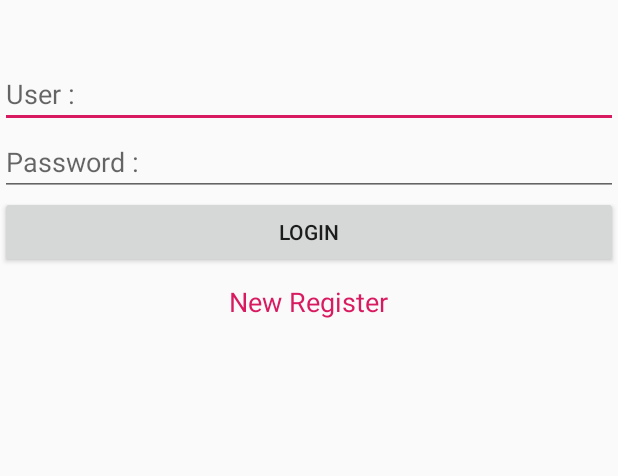
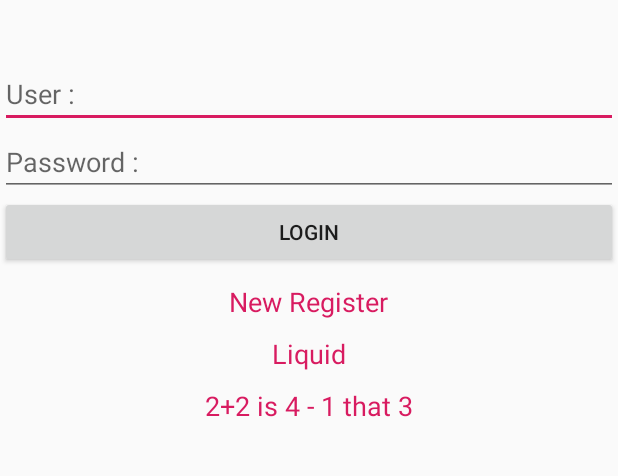
Before and after one commit to Captainlutum/MiracleFanboy, an Android app: the screen it shows after launch (MainActivity), on a phone screen of 412 x 824 dp, the part 414-890 px from its top. Run offline under Robolectric (Android 15) with nearby library versions, the phone set to English and light mode, and no system bars.

Commit message:
Finist 26 FEB part 2

```diff
--- a/app/src/main/java/nutchanon/kusonprempool/bsru/ac/th/MainFragment.java
+++ b/app/src/main/java/nutchanon/kusonprempool/bsru/ac/th/MainFragment.java
@@ -31,7 +31,7 @@ public class MainFragment extends Fragment {
     }    //Main Method
 
     private void registerController() {
-        TextView textView=getView().findViewById(R.id.txtRegister);
+        TextView textView = getView().findViewById(R.id.txtRegister);
         textView.setOnClickListener(new View.OnClickListener() {
             @Override
             public void onClick(View v) {
@@ -44,7 +44,35 @@ public class MainFragment extends Fragment {
                         .commit();
             }
         });
+        TextView textView1 = getView().findViewById(R.id.txtpageone);
+        textView1.setOnClickListener(new View.OnClickListener() {
+            @Override
+            public void onClick(View v) {
+//                Replace Fragment
+                getActivity()
+                        .getSupportFragmentManager()
+                        .beginTransaction()
+                        .replace(R.id.layoutMainFragment, new p1Fragment())
+                        .addToBackStack(null)
+                        .commit();
+            }
+        });
+        TextView textView2 = getView().findViewById(R.id.txtpagetwo);
+        textView2.setOnClickListener(new View.OnClickListener() {
+            @Override
+            public void onClick(View v) {
+//                Replace Fragment
+                getActivity()
+                        .getSupportFragmentManager()
+                        .beginTransaction()
+                        .replace(R.id.layoutMainFragment, new p2Fragment())
+                        .addToBackStack(null)
+                        .commit();
+            }
+        });
     }
+
+
 
     @Override
     public View onCreateView(LayoutInflater inflater, ViewGroup container,
--- a/app/src/main/res/layout/fragment_main.xml
+++ b/app/src/main/res/layout/fragment_main.xml
@@ -50,6 +50,30 @@
             android:layout_width="wrap_content"
             android:layout_height="wrap_content" />
 
+        <!--Page1-->
+        <TextView
+            android:clickable="true"
+            android:id="@+id/txtpageone"
+            android:textColor="@color/colorAccent"
+            android:layout_marginTop="10dp"
+            android:layout_gravity="center_horizontal"
+            android:textSize="18sp"
+            android:text="Liquid"
+            android:layout_width="wrap_content"
+            android:layout_height="wrap_content" />
+
+        <!--Page2-->
+        <TextView
+            android:clickable="true"
+            android:id="@+id/txtpagetwo"
+            android:textColor="@color/colorAccent"
+            android:layout_marginTop="10dp"
+            android:layout_gravity="center_horizontal"
+            android:textSize="18sp"
+            android:text="2+2 is 4 - 1 that 3"
+            android:layout_width="wrap_content"
+            android:layout_height="wrap_content" />
+
     </LinearLayout>
 
 </FrameLayout>
```
Also changed, not shown: app/src/main/java/nutchanon/kusonprempool/bsru/ac/th/p1Fragment.java (added, +29 -0 lines), app/src/main/java/nutchanon/kusonprempool/bsru/ac/th/p2Fragment.java (added, +29 -0 lines), app/src/main/res/layout/fragment_p1.xml (added, +14 -0 lines), app/src/main/res/layout/fragment_p2.xml (added, +14 -0 lines).
